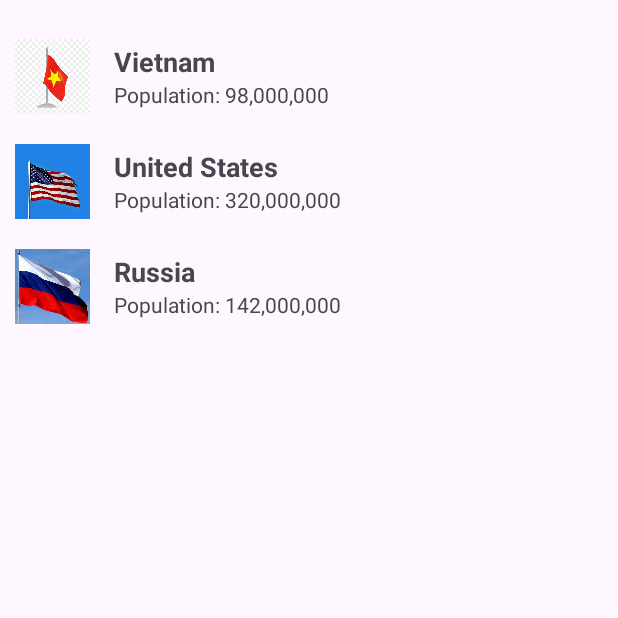
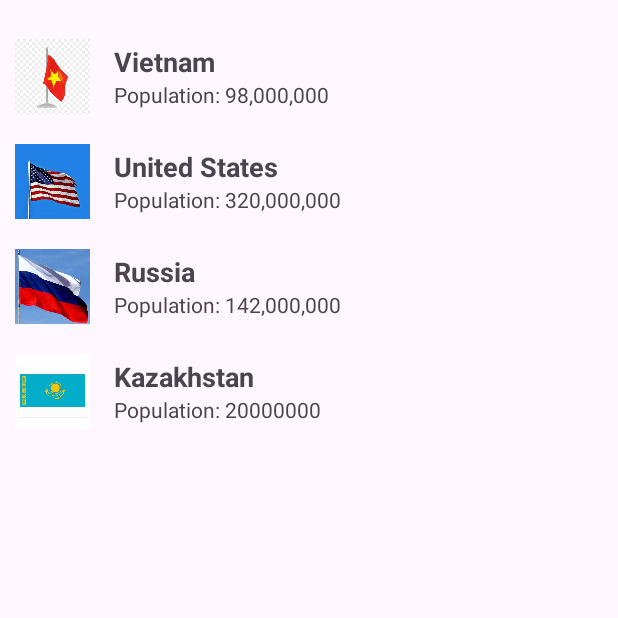
Before and after one commit to Zhyndy/lab06, an Android app: the screen it shows after launch (MainActivity), on a phone screen of 412 x 824 dp, the top half of it. Run offline under Robolectric (Android 15) with nearby library versions, the phone set to English and light mode, and no system bars.

Commit message:
добавила кз флаг

```diff
--- a/app/src/main/java/com/example/lab06/MainActivity.java
+++ b/app/src/main/java/com/example/lab06/MainActivity.java
@@ -20,6 +20,7 @@ public class MainActivity extends AppCompatActivity {
         countryList.add(new Country("Vietnam", "98,000,000", R.drawable.vietnam_flag));
         countryList.add(new Country("United States", "320,000,000", R.drawable.usa_flag));
         countryList.add(new Country("Russia", "142,000,000", R.drawable.russia_flag));
+        countryList.add(new Country("Kazakhstan", "20000000", R.drawable.kazakhstan_flag));
 
         CountryAdapter CountryAdapter = new CountryAdapter(countryList);
 
```
Also changed, not shown: app/src/main/res/drawable/kazakhstan_flag.jpg (added).
